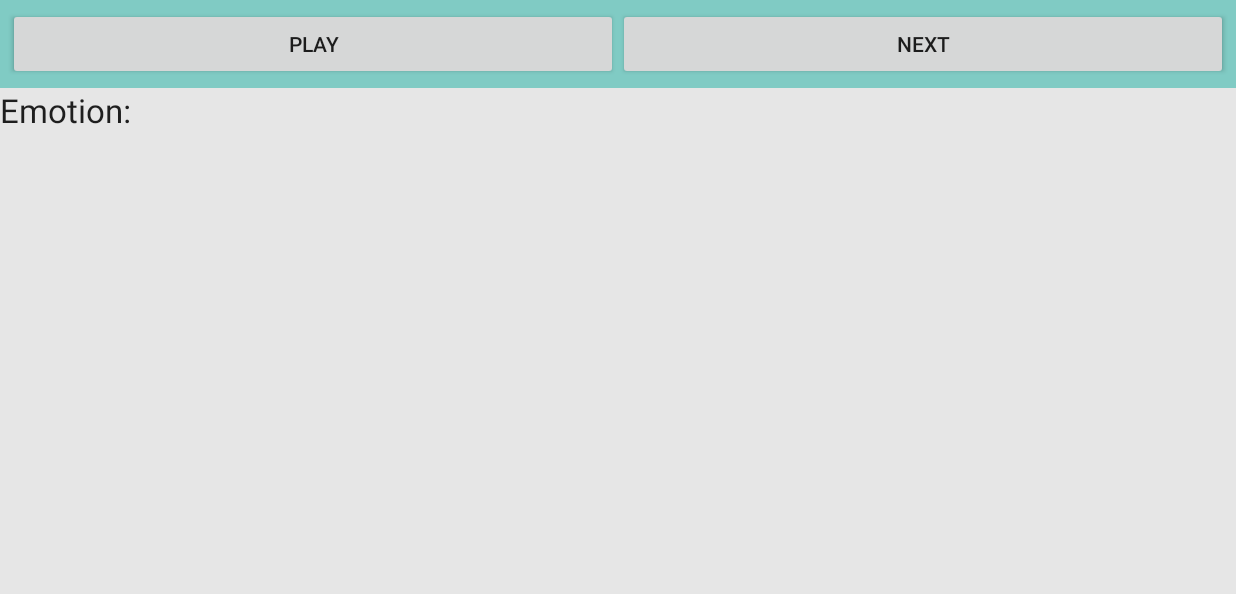
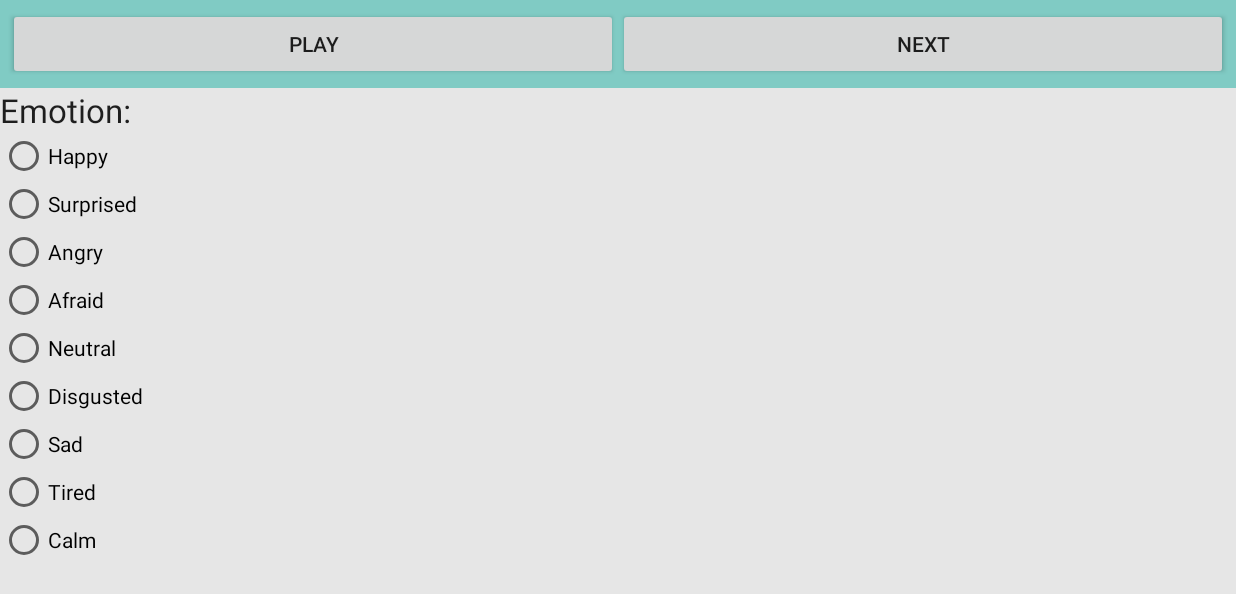
Before and after one commit to wiccy46/EmoSoundRatingControl, an Android app: the Test screen opened directly, with no data from a screen before it, on a phone screen of 824 x 412 dp (held sideways). Shown: the top 594 px of the screen. Run offline under Robolectric (Android 15) with nearby library versions, the phone set to English and light mode, and no system bars.

Commit message:
Added Radiobuttons

```diff
--- a/app/src/main/res/layout/test.xml
+++ b/app/src/main/res/layout/test.xml
@@ -3,7 +3,8 @@
     android:layout_width="match_parent"
     android:layout_height="match_parent"
     android:weightSum="1"
-    android:orientation="vertical">
+    android:orientation="vertical"
+    android:id="@+id/layoutHolder">
 
     <LinearLayout
         android:orientation="horizontal"
@@ -38,9 +39,74 @@
 
         <TextView
             android:layout_width="fill_parent"
-            android:layout_height="fill_parent"
+            android:layout_height="wrap_content"
             android:textAppearance="?android:attr/textAppearanceLarge"
             android:id="@+id/textView2"
             android:text="@string/emotion" />
+
+        <LinearLayout
+            android:orientation="horizontal"
+            android:layout_width="fill_parent"
+            android:layout_height="fill_parent">
+
+            <RadioGroup
+                android:layout_width="match_parent"
+                android:layout_height="match_parent">
+
+                <RadioButton
+                    android:layout_width="wrap_content"
+                    android:layout_height="wrap_content"
+                    android:text="@string/happy"
+                    android:id="@+id/happyRB" />
+
+                <RadioButton
+                    android:layout_width="wrap_content"
+                    android:layout_height="wrap_content"
+                    android:text="@string/surprised"
+                    android:id="@+id/surprisedRB" />
+
+                <RadioButton
+                    android:layout_width="wrap_content"
+                    android:layout_height="wrap_content"
+                    android:text="@string/angry"
+                    android:id="@+id/angryRB" />
+
+                <RadioButton
+                    android:layout_width="wrap_content"
+                    android:layout_height="wrap_content"
+                    android:text="@string/afraid"
+                    android:id="@+id/afraidRB" />
+
+                <RadioButton
+                    android:layout_width="wrap_content"
+                    android:layout_height="wrap_content"
+                    android:text="@string/neutral"
+                    android:id="@+id/neutralRB" />
+
+                <RadioButton
+                    android:layout_width="wrap_content"
+                    android:layout_height="wrap_content"
+                    android:text="@string/disgusted"
+                    android:id="@+id/disgustedRB" />
+
+                <RadioButton
+                    android:layout_width="wrap_content"
+                    android:layout_height="wrap_content"
+                    android:text="@string/sad"
+                    android:id="@+id/sadRB" />
+
+                <RadioButton
+                    android:layout_width="wrap_content"
+                    android:layout_height="wrap_content"
+                    android:text="@string/tired"
+                    android:id="@+id/tiredRB" />
+
+                <RadioButton
+                    android:layout_width="wrap_content"
+                    android:layout_height="wrap_content"
+                    android:text="@string/calm"
+                    android:id="@+id/calmRB" />
+            </RadioGroup>
+        </LinearLayout>
     </LinearLayout>
 </LinearLayout>
--- a/app/src/main/res/values/strings.xml
+++ b/app/src/main/res/values/strings.xml
@@ -7,4 +7,13 @@
     <string name="nextSound">Next</string>
     <string name="playSound">Play</string>
     <string name="emotion">Emotion:</string>
+    <string name="happy">Happy</string>
+    <string name="surprised">Surprised</string>
+    <string name="sad">Sad</string>
+    <string name="neutral">Neutral</string>
+    <string name="angry">Angry</string>
+    <string name="tired">Tired</string>
+    <string name="calm">Calm</string>
+    <string name="disgusted">Disgusted</string>
+    <string name="afraid">Afraid</string>
 </resources>
```
